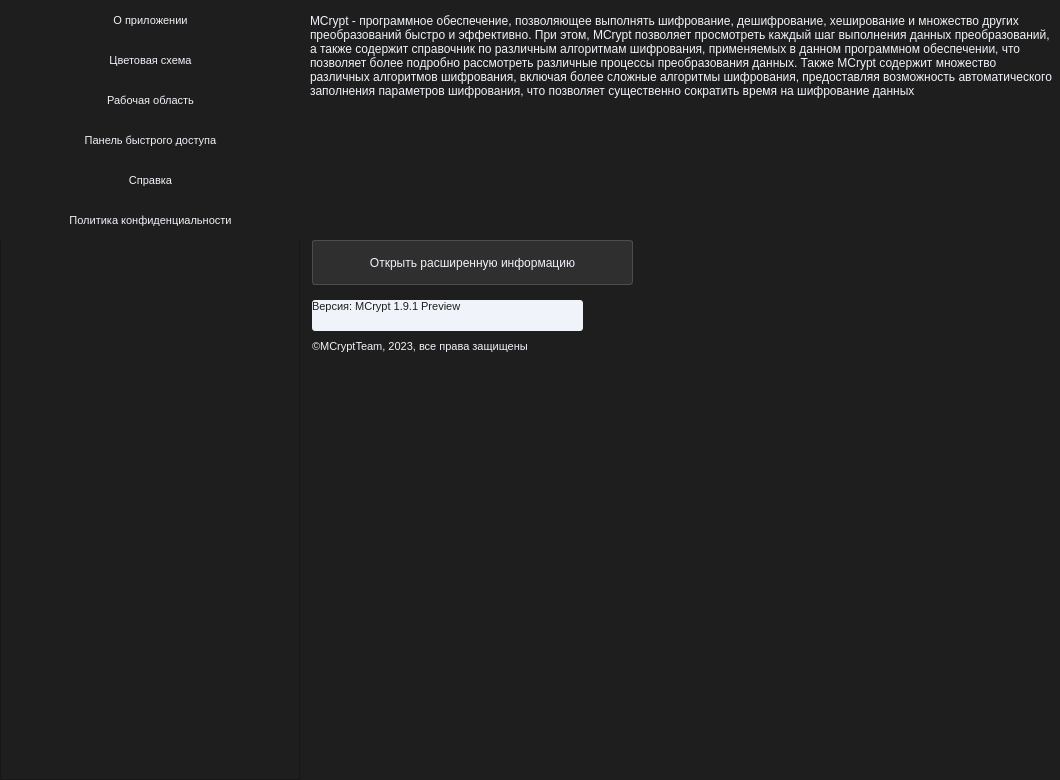
This is views/templates/settings_win_dark.ui in Aiow-dev/MCryptApp as Qt 5 draws it before an edit. The edited form follows.
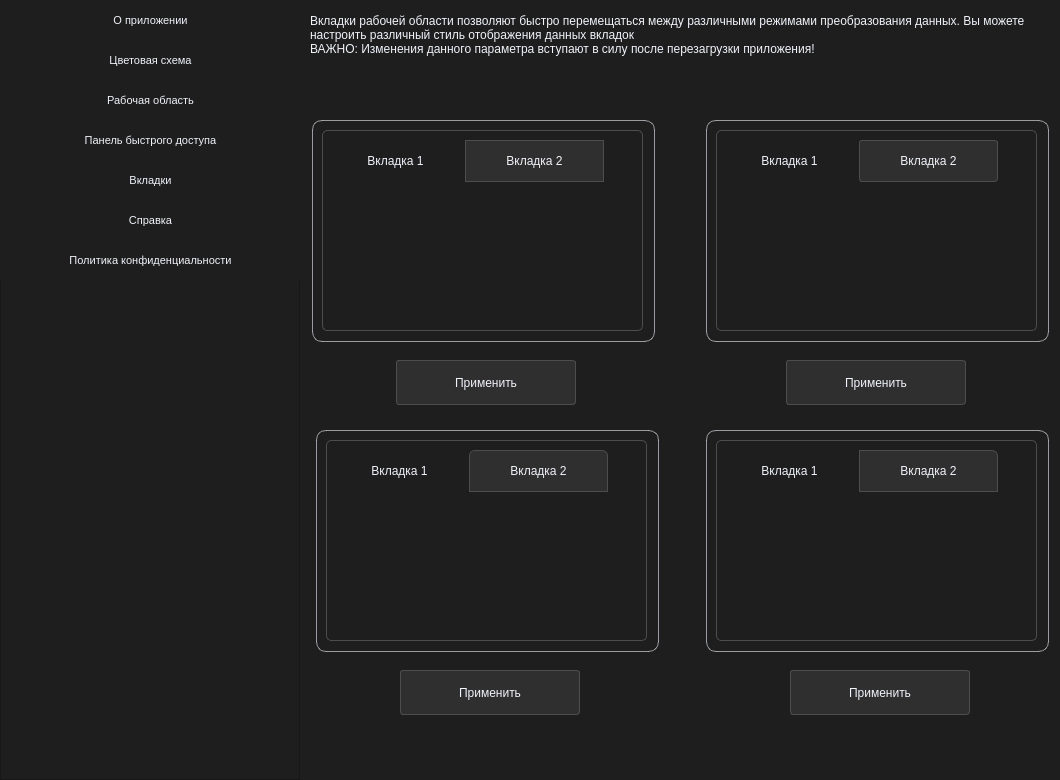
This is the edited form. The open tabs and pages were chosen to show the change.

Commit message: add tab section in settings

```diff
--- a/views/templates/settings_win_dark.ui
+++ b/views/templates/settings_win_dark.ui
@@ -112,7 +112,7 @@
       <property name="geometry">
        <rect>
         <x>0</x>
-        <y>200</y>
+        <y>240</y>
         <width>301</width>
         <height>41</height>
        </rect>
@@ -199,7 +199,7 @@
       <property name="geometry">
        <rect>
         <x>0</x>
-        <y>160</y>
+        <y>200</y>
         <width>301</width>
         <height>41</height>
        </rect>
@@ -224,6 +224,35 @@
        <string>Справка</string>
       </property>
      </widget>
+     <widget class="QPushButton" name="btn_tab">
+      <property name="geometry">
+       <rect>
+        <x>0</x>
+        <y>160</y>
+        <width>301</width>
+        <height>41</height>
+       </rect>
+      </property>
+      <property name="font">
+       <font>
+        <pointsize>8</pointsize>
+       </font>
+      </property>
+      <property name="styleSheet">
+       <string notr="true">QPushButton {
+	background-color: rgb(30, 30, 30);
+	color: rgb(240, 243, 249);
+	border: 0px;
+}
+
+QPushButton:hover {
+	background-color: rgb(77, 77, 77);
+}</string>
+      </property>
+      <property name="text">
+       <string>Вкладки</string>
+      </property>
+     </widget>
     </widget>
    </item>
    <item>
@@ -1419,6 +1448,568 @@
        </property>
       </widget>
      </widget>
+     <widget class="QWidget" name="tab_page">
+      <widget class="QPlainTextEdit" name="plainTextEdit_7">
+       <property name="geometry">
+        <rect>
+         <x>0</x>
+         <y>10</y>
+         <width>751</width>
+         <height>91</height>
+        </rect>
+       </property>
+       <property name="styleSheet">
+        <string notr="true">QPlainTextEdit {
+	border: none;
+	color: rgb(240, 243, 249);
+}</string>
+       </property>
+       <property name="readOnly">
+        <bool>true</bool>
+       </property>
+       <property name="plainText">
+        <string>Вкладки рабочей области позволяют быстро перемещаться между различными режимами преобразования данных. Вы можете настроить различный стиль отображения данных вкладок
+ВАЖНО: Изменения данного параметра вступают в силу после перезагрузки приложения!</string>
+       </property>
+      </widget>
+      <widget class="QFrame" name="frame_18">
+       <property name="geometry">
+        <rect>
+         <x>16</x>
+         <y>130</y>
+         <width>321</width>
+         <height>201</height>
+        </rect>
+       </property>
+       <property name="styleSheet">
+        <string notr="true">QFrame {
+	border-radius: 5px;
+	border: 1px solid rgb(77, 77, 77);
+	background-color: rgb(30, 30, 30);
+}</string>
+       </property>
+       <property name="frameShape">
+        <enum>QFrame::StyledPanel</enum>
+       </property>
+       <property name="frameShadow">
+        <enum>QFrame::Raised</enum>
+       </property>
+      </widget>
+      <widget class="QFrame" name="tab_corner_frame">
+       <property name="geometry">
+        <rect>
+         <x>6</x>
+         <y>120</y>
+         <width>343</width>
+         <height>222</height>
+        </rect>
+       </property>
+       <property name="styleSheet">
+        <string notr="true">QFrame {
+	border-radius: 10px;
+	border: 1px solid rgba(240, 243, 249, 150);
+}</string>
+       </property>
+       <property name="frameShape">
+        <enum>QFrame::StyledPanel</enum>
+       </property>
+       <property name="frameShadow">
+        <enum>QFrame::Raised</enum>
+       </property>
+      </widget>
+      <widget class="QTabWidget" name="tabWidget">
+       <property name="geometry">
+        <rect>
+         <x>20</x>
+         <y>140</y>
+         <width>311</width>
+         <height>181</height>
+        </rect>
+       </property>
+       <property name="styleSheet">
+        <string notr="true">QTabWidget::pane {
+	background: rgb(46, 44, 44);
+}
+
+QTabBar::tab {
+	height: 20px;
+	border: 1px solid rgb(77, 77, 77);
+	padding: 10 40px;
+	background-color: rgb(48, 47, 47);
+	color: rgb(240, 243, 249);
+}
+
+QTabBar::tab:selected {
+	border: 1px solid rgb(30, 30, 30);
+	background-color: rgb(30, 30, 30);
+	color: rgb(240, 243, 249);
+}
+
+QTabBar::tab:hover {
+	background-color: rgb(67, 67, 67);
+	color: rgb(240, 243, 249);
+}</string>
+       </property>
+       <property name="currentIndex">
+        <number>0</number>
+       </property>
+       <widget class="QWidget" name="tab">
+        <attribute name="title">
+         <string>Вкладка 1</string>
+        </attribute>
+       </widget>
+       <widget class="QWidget" name="tab_2">
+        <attribute name="title">
+         <string>Вкладка 2</string>
+        </attribute>
+       </widget>
+      </widget>
+      <widget class="QFrame" name="tab_radius_frame">
+       <property name="geometry">
+        <rect>
+         <x>400</x>
+         <y>120</y>
+         <width>343</width>
+         <height>222</height>
+        </rect>
+       </property>
+       <property name="styleSheet">
+        <string notr="true">QFrame {
+	border-radius: 10px;
+	border: 1px solid rgba(240, 243, 249, 150);
+}</string>
+       </property>
+       <property name="frameShape">
+        <enum>QFrame::StyledPanel</enum>
+       </property>
+       <property name="frameShadow">
+        <enum>QFrame::Raised</enum>
+       </property>
+      </widget>
+      <widget class="QTabWidget" name="tabWidget_2">
+       <property name="geometry">
+        <rect>
+         <x>414</x>
+         <y>140</y>
+         <width>311</width>
+         <height>181</height>
+        </rect>
+       </property>
+       <property name="styleSheet">
+        <string notr="true">QTabWidget::pane {
+	background: rgb(46, 44, 44);
+}
+
+QTabBar::tab {
+	height: 20px;
+	border: 1px solid rgb(77, 77, 77);
+	border-radius: 3px;
+	padding: 10 40px;
+	background-color: rgb(48, 47, 47);
+	color: rgb(240, 243, 249);
+}
+
+QTabBar::tab:selected {
+	border: 1px solid rgb(30, 30, 30);
+	background-color: rgb(30, 30, 30);
+	color: rgb(240, 243, 249);
+}
+
+QTabBar::tab:hover {
+	background-color: rgb(67, 67, 67);
+	color: rgb(240, 243, 249);
+}</string>
+       </property>
+       <property name="currentIndex">
+        <number>0</number>
+       </property>
+       <widget class="QWidget" name="tab_3">
+        <attribute name="title">
+         <string>Вкладка 1</string>
+        </attribute>
+       </widget>
+       <widget class="QWidget" name="tab_4">
+        <attribute name="title">
+         <string>Вкладка 2</string>
+        </attribute>
+       </widget>
+      </widget>
+      <widget class="QFrame" name="frame_19">
+       <property name="geometry">
+        <rect>
+         <x>410</x>
+         <y>130</y>
+         <width>321</width>
+         <height>201</height>
+        </rect>
+       </property>
+       <property name="styleSheet">
+        <string notr="true">QFrame {
+	border-radius: 5px;
+	border: 1px solid rgb(77, 77, 77);
+	background-color: rgb(30, 30, 30);
+}</string>
+       </property>
+       <property name="frameShape">
+        <enum>QFrame::StyledPanel</enum>
+       </property>
+       <property name="frameShadow">
+        <enum>QFrame::Raised</enum>
+       </property>
+      </widget>
+      <widget class="QPushButton" name="tab_corner_btn">
+       <property name="geometry">
+        <rect>
+         <x>90</x>
+         <y>360</y>
+         <width>180</width>
+         <height>45</height>
+        </rect>
+       </property>
+       <property name="minimumSize">
+        <size>
+         <width>130</width>
+         <height>45</height>
+        </size>
+       </property>
+       <property name="maximumSize">
+        <size>
+         <width>200</width>
+         <height>16777215</height>
+        </size>
+       </property>
+       <property name="styleSheet">
+        <string notr="true">QPushButton {
+	border: 1px solid rgb(77, 77, 77);
+	border-radius: 3px;
+	background-color: rgb(48, 47, 47);
+	color: rgb(240, 243, 249);
+}
+
+QPushButton:hover {
+	background-color: rgb(77, 77, 77);
+}</string>
+       </property>
+       <property name="text">
+        <string>Применить</string>
+       </property>
+      </widget>
+      <widget class="QPushButton" name="tab_radius_btn">
+       <property name="geometry">
+        <rect>
+         <x>480</x>
+         <y>360</y>
+         <width>180</width>
+         <height>45</height>
+        </rect>
+       </property>
+       <property name="minimumSize">
+        <size>
+         <width>130</width>
+         <height>45</height>
+        </size>
+       </property>
+       <property name="maximumSize">
+        <size>
+         <width>200</width>
+         <height>16777215</height>
+        </size>
+       </property>
+       <property name="styleSheet">
+        <string notr="true">QPushButton {
+	border: 1px solid rgb(77, 77, 77);
+	border-radius: 3px;
+	background-color: rgb(48, 47, 47);
+	color: rgb(240, 243, 249);
+}
+
+QPushButton:hover {
+	background-color: rgb(77, 77, 77);
+}</string>
+       </property>
+       <property name="text">
+        <string>Применить</string>
+       </property>
+      </widget>
+      <widget class="QPushButton" name="tab_top_radius_btn">
+       <property name="geometry">
+        <rect>
+         <x>94</x>
+         <y>670</y>
+         <width>180</width>
+         <height>45</height>
+        </rect>
+       </property>
+       <property name="minimumSize">
+        <size>
+         <width>130</width>
+         <height>45</height>
+        </size>
+       </property>
+       <property name="maximumSize">
+        <size>
+         <width>200</width>
+         <height>16777215</height>
+        </size>
+       </property>
+       <property name="styleSheet">
+        <string notr="true">QPushButton {
+	border: 1px solid rgb(77, 77, 77);
+	border-radius: 3px;
+	background-color: rgb(48, 47, 47);
+	color: rgb(240, 243, 249);
+}
+
+QPushButton:hover {
+	background-color: rgb(77, 77, 77);
+}</string>
+       </property>
+       <property name="text">
+        <string>Применить</string>
+       </property>
+      </widget>
+      <widget class="QFrame" name="tab_top_radius_frame">
+       <property name="geometry">
+        <rect>
+         <x>10</x>
+         <y>430</y>
+         <width>343</width>
+         <height>222</height>
+        </rect>
+       </property>
+       <property name="styleSheet">
+        <string notr="true">QFrame {
+	border-radius: 10px;
+	border: 1px solid rgba(240, 243, 249, 150);
+}</string>
+       </property>
+       <property name="frameShape">
+        <enum>QFrame::StyledPanel</enum>
+       </property>
+       <property name="frameShadow">
+        <enum>QFrame::Raised</enum>
+       </property>
+      </widget>
+      <widget class="QTabWidget" name="tabWidget_5">
+       <property name="geometry">
+        <rect>
+         <x>24</x>
+         <y>450</y>
+         <width>311</width>
+         <height>181</height>
+        </rect>
+       </property>
+       <property name="styleSheet">
+        <string notr="true">QTabWidget::pane {
+	background: rgb(46, 44, 44);
+}
+
+QTabBar::tab {
+	height: 20px;
+	border: 1px solid rgb(77, 77, 77);
+	border-top-left-radius: 6px;
+	border-top-right-radius: 6px;
+	padding: 10 40px;
+	background-color: rgb(48, 47, 47);
+	color: rgb(240, 243, 249);
+}
+
+QTabBar::tab:selected {
+	border: 1px solid rgb(30, 30, 30);
+	background-color: rgb(30, 30, 30);
+	color: rgb(240, 243, 249);
+}
+
+QTabBar::tab:hover {
+	background-color: rgb(67, 67, 67);
+	color: rgb(240, 243, 249);
+}</string>
+       </property>
+       <property name="currentIndex">
+        <number>0</number>
+       </property>
+       <widget class="QWidget" name="tab_9">
+        <attribute name="title">
+         <string>Вкладка 1</string>
+        </attribute>
+       </widget>
+       <widget class="QWidget" name="tab_10">
+        <attribute name="title">
+         <string>Вкладка 2</string>
+        </attribute>
+       </widget>
+      </widget>
+      <widget class="QFrame" name="frame_35">
+       <property name="geometry">
+        <rect>
+         <x>20</x>
+         <y>440</y>
+         <width>321</width>
+         <height>201</height>
+        </rect>
+       </property>
+       <property name="styleSheet">
+        <string notr="true">QFrame {
+	border-radius: 5px;
+	border: 1px solid rgb(77, 77, 77);
+	background-color: rgb(30, 30, 30);
+}</string>
+       </property>
+       <property name="frameShape">
+        <enum>QFrame::StyledPanel</enum>
+       </property>
+       <property name="frameShadow">
+        <enum>QFrame::Raised</enum>
+       </property>
+      </widget>
+      <widget class="QPushButton" name="tab_corner_radius_btn">
+       <property name="geometry">
+        <rect>
+         <x>484</x>
+         <y>670</y>
+         <width>180</width>
+         <height>45</height>
+        </rect>
+       </property>
+       <property name="minimumSize">
+        <size>
+         <width>130</width>
+         <height>45</height>
+        </size>
+       </property>
+       <property name="maximumSize">
+        <size>
+         <width>200</width>
+         <height>16777215</height>
+        </size>
+       </property>
+       <property name="styleSheet">
+        <string notr="true">QPushButton {
+	border: 1px solid rgb(77, 77, 77);
+	border-radius: 3px;
+	background-color: rgb(48, 47, 47);
+	color: rgb(240, 243, 249);
+}
+
+QPushButton:hover {
+	background-color: rgb(77, 77, 77);
+}</string>
+       </property>
+       <property name="text">
+        <string>Применить</string>
+       </property>
+      </widget>
+      <widget class="QTabWidget" name="tabWidget_6">
+       <property name="geometry">
+        <rect>
+         <x>414</x>
+         <y>450</y>
+         <width>311</width>
+         <height>181</height>
+        </rect>
+       </property>
+       <property name="styleSheet">
+        <string notr="true">QTabWidget::pane {
+	background: rgb(46, 44, 44);
+}
+
+QTabBar::tab {
+	height: 20px;
+	border: 1px solid rgb(77, 77, 77);
+	border-top-right-radius: 6px;
+	padding: 10 40px;
+	background-color: rgb(48, 47, 47);
+	color: rgb(240, 243, 249);
+}
+
+QTabBar::tab:selected {
+	border: 1px solid rgb(30, 30, 30);
+	background-color: rgb(30, 30, 30);
+	color: rgb(240, 243, 249);
+}
+
+QTabBar::tab:hover {
+	background-color: rgb(67, 67, 67);
+	color: rgb(240, 243, 249);
+}</string>
+       </property>
+       <property name="currentIndex">
+        <number>0</number>
+       </property>
+       <widget class="QWidget" name="tab_11">
+        <attribute name="title">
+         <string>Вкладка 1</string>
+        </attribute>
+       </widget>
+       <widget class="QWidget" name="tab_12">
+        <attribute name="title">
+         <string>Вкладка 2</string>
+        </attribute>
+       </widget>
+      </widget>
+      <widget class="QFrame" name="tab_corner_radius_frame">
+       <property name="geometry">
+        <rect>
+         <x>400</x>
+         <y>430</y>
+         <width>343</width>
+         <height>222</height>
+        </rect>
+       </property>
+       <property name="styleSheet">
+        <string notr="true">QFrame {
+	border-radius: 10px;
+	border: 1px solid rgba(240, 243, 249, 150);
+}</string>
+       </property>
+       <property name="frameShape">
+        <enum>QFrame::StyledPanel</enum>
+       </property>
+       <property name="frameShadow">
+        <enum>QFrame::Raised</enum>
+       </property>
+      </widget>
+      <widget class="QFrame" name="frame_36">
+       <property name="geometry">
+        <rect>
+         <x>410</x>
+         <y>440</y>
+         <width>321</width>
+         <height>201</height>
+        </rect>
+       </property>
+       <property name="styleSheet">
+        <string notr="true">QFrame {
+	border-radius: 5px;
+	border: 1px solid rgb(77, 77, 77);
+	background-color: rgb(30, 30, 30);
+}</string>
+       </property>
+       <property name="frameShape">
+        <enum>QFrame::StyledPanel</enum>
+       </property>
+       <property name="frameShadow">
+        <enum>QFrame::Raised</enum>
+       </property>
+      </widget>
+      <zorder>tab_corner_radius_frame</zorder>
+      <zorder>frame_36</zorder>
+      <zorder>tab_top_radius_frame</zorder>
+      <zorder>frame_35</zorder>
+      <zorder>tab_radius_frame</zorder>
+      <zorder>frame_19</zorder>
+      <zorder>tab_corner_frame</zorder>
+      <zorder>plainTextEdit_7</zorder>
+      <zorder>frame_18</zorder>
+      <zorder>tabWidget</zorder>
+      <zorder>tabWidget_2</zorder>
+      <zorder>tab_corner_btn</zorder>
+      <zorder>tab_radius_btn</zorder>
+      <zorder>tab_top_radius_btn</zorder>
+      <zorder>tabWidget_5</zorder>
+      <zorder>tab_corner_radius_btn</zorder>
+      <zorder>tabWidget_6</zorder>
+     </widget>
      <widget class="QWidget" name="page_4">
       <widget class="QPlainTextEdit" name="plainTextEdit_6">
        <property name="geometry">
```
Left out of the diff: 4 changed lines with no effect on the pictures. The commit also changes 10 other files.
